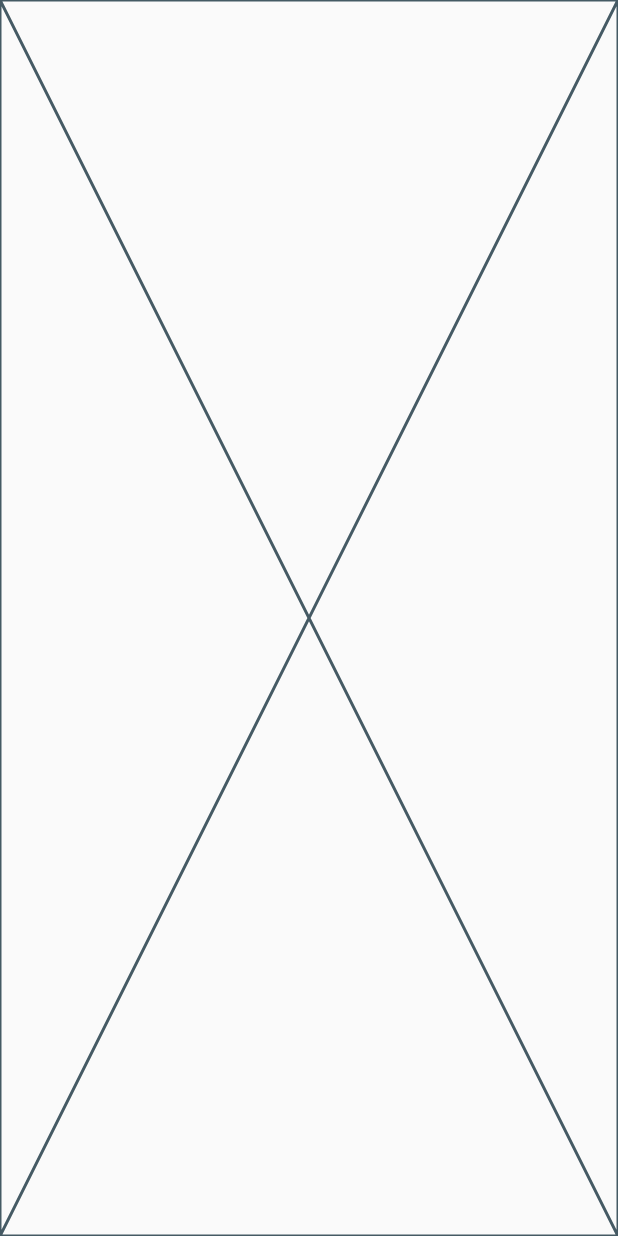
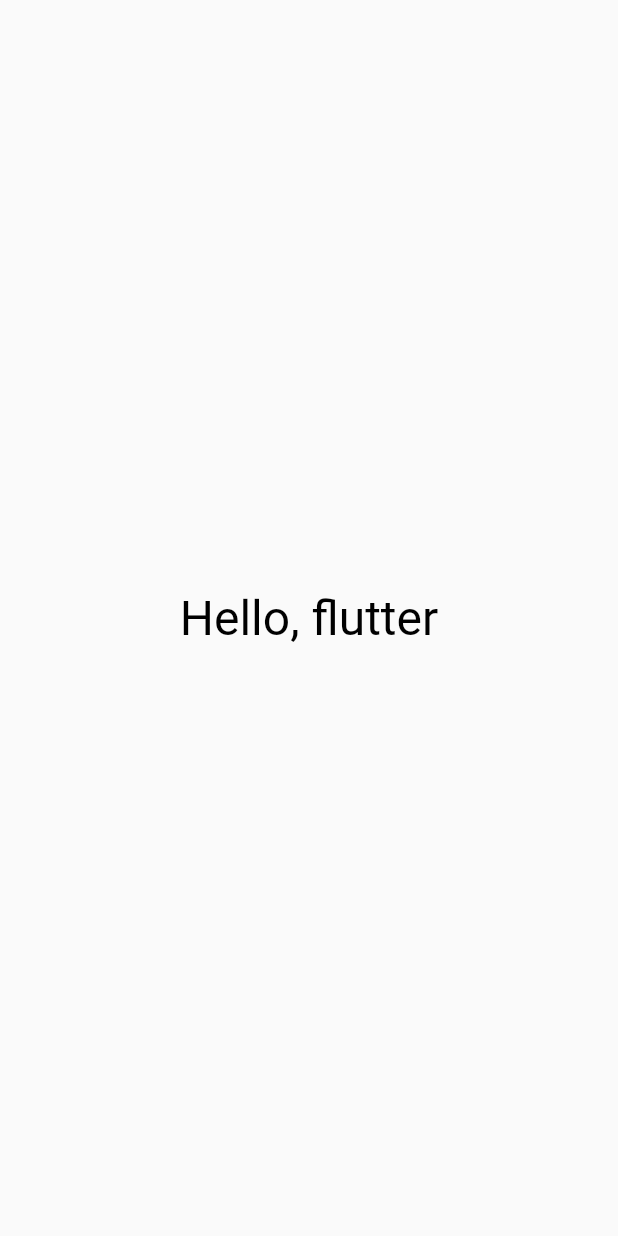
Before and after one commit to onlyone020608/202101175, a Flutter app: the screen it shows after launch, on a phone screen of 412 x 824 dp. Run offline on Flutter 3.47's test engine with Material 2 defaults, Android fonts, the phone set to English and light mode, and no system bars.

Commit message:
Center Text 추가

```diff
--- a/lib/main.dart
+++ b/lib/main.dart
@@ -15,6 +15,11 @@ class testWidget extends StatelessWidget {
 
   @override
   Widget build(BuildContext context) {
-    return const Placeholder();
+    return Center(
+      child: Text(
+        "Hello, flutter",
+        style: TextStyle(fontSize: 32, color: Colors.black),
+      ),
+    );
   }
 }
```
